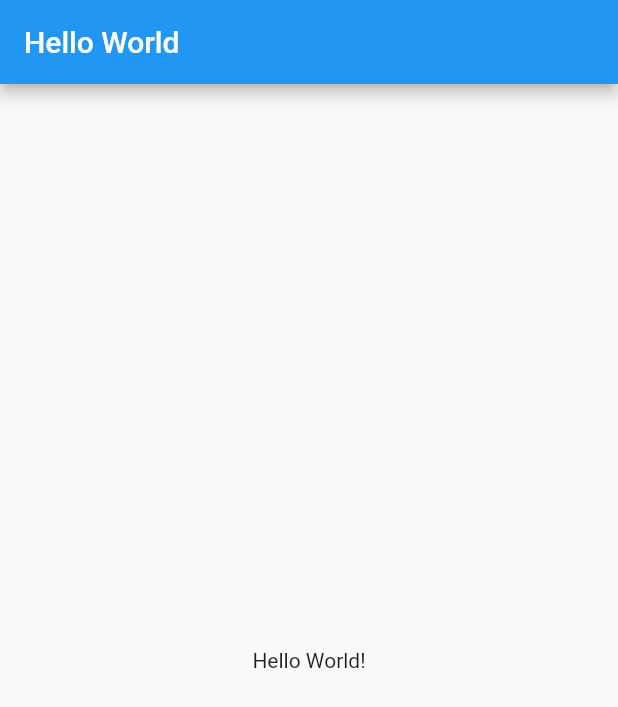
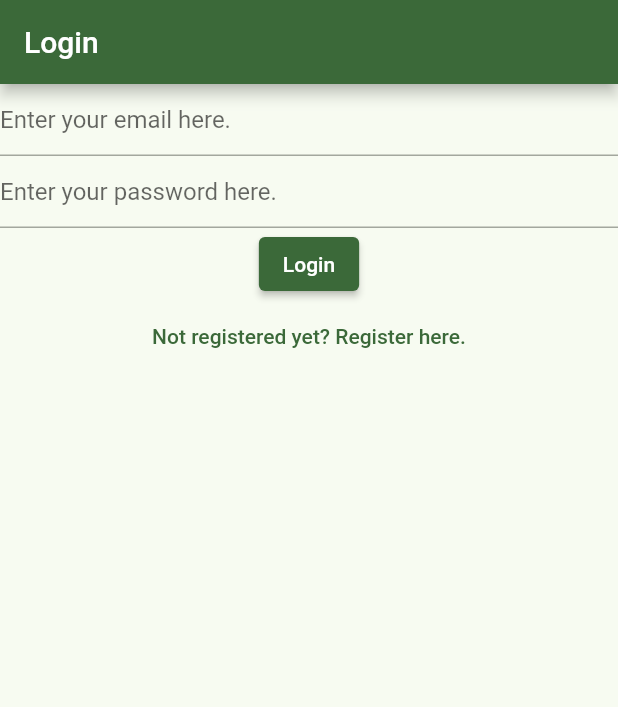
Before and after one commit to kumarbishnu/flutternotes, a Flutter app: the screen it shows after launch, on a phone screen of 412 x 824 dp. Shown: the top 707 px of the screen. Run offline on Flutter 3.47's test engine with Material 2 defaults, Android fonts, the phone set to English and light mode, and no system bars; our stand-ins replace firebase_auth, firebase_core; accounts and stored records are empty.

```diff
--- a/lib/main.dart
+++ b/lib/main.dart
@@ -1,27 +1,66 @@
+import 'package:firebase_auth/firebase_auth.dart';
+import 'package:firebase_core/firebase_core.dart';
 import 'package:flutter/material.dart';
+import 'package:flutternotes/firebase_options.dart';
+import 'package:flutternotes/views/notes_view.dart';
+import 'package:flutternotes/views/register_view.dart';
+import 'package:flutternotes/views/verify_email_view.dart';
 
-void main() {
-  runApp(const MyApp());
+import 'views/login_view.dart';
+
+void main() async {
+  WidgetsFlutterBinding.ensureInitialized();
+
+  await Firebase.initializeApp(
+    options: DefaultFirebaseOptions.currentPlatform
+  );
+
+  runApp(
+      MaterialApp(
+        title: 'Flutter Demo',
+        debugShowCheckedModeBanner: false,
+        theme: ThemeData(
+          colorSchemeSeed: Colors.green,
+        ),
+        routes: {
+          '/login': (context) => const LoginView(),
+          '/register': (context) => const RegisterView(),
+          '/verify': (context) => const VerifyEmailView(),
+          '/notes': (context) => const NotesView(),
+        },
+        home: const HomePage(),
+      )
+  );
 }
 
-class MyApp extends StatelessWidget {
-  const MyApp({Key? key}) : super(key: key);
+class HomePage extends StatefulWidget {
+  const HomePage({Key? key}) : super(key: key);
+
+  @override
+  State<HomePage> createState() => _HomePageState();
+}
+
+class _HomePageState extends State<HomePage> {
+
+  late final user;
+
+  @override
+  void initState() {
+    user = FirebaseAuth.instance.currentUser;
+    user?.reload();
+    super.initState();
+  }
 
   @override
   Widget build(BuildContext context) {
-    return MaterialApp(
-      title: 'Flutter Demo',
-      theme: ThemeData(
-        primarySwatch: Colors.blue,
-      ),
-      home: Scaffold(
-        appBar: AppBar(
-          title: const Text('Hello World'),
-        ),
-        body: const Center(
-          child: Text('Hello World!'),
-        ),
-      ),
-    );
+
+    if (user == null) {
+      return const LoginView();
+    } else if (!user.emailVerified) {
+      return const VerifyEmailView();
+    }
+
+    // return const LoginView();
+    return const NotesView();
   }
 }
--- /dev/null
+++ b/lib/views/login_view.dart
@@ -0,0 +1,89 @@
+import 'package:firebase_auth/firebase_auth.dart';
+import 'package:flutter/material.dart';
+
+class LoginView extends StatefulWidget {
+  const LoginView({Key? key}) : super(key: key);
+
+  @override
+  State<LoginView> createState() => _LoginViewState();
+}
+
+class _LoginViewState extends State<LoginView> {
+
+  late final TextEditingController _emailController;
+  late final TextEditingController _passwordController;
+
+  @override
+  void initState() {
+    _emailController = TextEditingController();
+    _passwordController = TextEditingController();
+    super.initState();
+  }
+
+  @override
+  void dispose() {
+    _emailController.dispose();
+    _passwordController.dispose();
+    super.dispose();
+  }
+
+  void _login() async {
+    final email = _emailController.text;
+    final password = _passwordController.text;
+
+    try {
+      final userCredential = await FirebaseAuth.instance.signInWithEmailAndPassword(
+          email: email,
+          password: password
+      );
+      print('User Credential: $userCredential');
+      Navigator.pushNamedAndRemoveUntil(context, '/notes', (route) => false);
+    } on FirebaseAuthException catch (e) {
+      if (e.code == 'user-not-found') {
+        print('User not found.');
+      } else if (e.code == 'wrong-password') {
+        print('Wrong password');
+      }
+    }
+
+  }
+
+  @override
+  Widget build(BuildContext context) {
+    return Scaffold(
+      appBar: AppBar(
+        title: const Text('Login'),
+      ),
+      body: Column(
+        children: [
+          TextField(
+            controller: _emailController,
+            enableSuggestions: false,
+            autocorrect: false,
+            keyboardType: TextInputType.emailAddress,
+            decoration: const InputDecoration(
+              hintText: 'Enter your email here.'
+            ),
+          ),
+          TextField(
+            controller: _passwordController,
+            obscureText: true,
+            enableSuggestions: false,
+            autocorrect: false,
+            decoration: const InputDecoration(
+              hintText: 'Enter your password here.',
+            ),
+          ),
+          ElevatedButton(
+            onPressed: _login,
+            child: const Text('Login'),
+          ),
+          TextButton(
+            onPressed: () => {Navigator.pushNamedAndRemoveUntil(context, '/register', (route) => false)},
+            child: const Text('Not registered yet? Register here.'),
+          ),
+        ],
+      ),
+    );
+  }
+}
--- /dev/null
+++ b/lib/views/register_view.dart
@@ -0,0 +1,90 @@
+import 'package:firebase_auth/firebase_auth.dart';
+import 'package:flutter/material.dart';
+
+class RegisterView extends StatefulWidget {
+  const RegisterView({Key? key}) : super(key: key);
+
+  @override
+  State<RegisterView> createState() => _RegisterViewState();
+}
+
+class _RegisterViewState extends State<RegisterView> {
+
+  late final TextEditingController _emailController;
+  late final TextEditingController _passwordController;
+
+  @override
+  void initState() {
+    _emailController = TextEditingController();
+    _passwordController = TextEditingController();
+    super.initState();
+  }
+
+  @override
+  void dispose() {
+    _emailController.dispose();
+    _passwordController.dispose();
+    super.dispose();
+  }
+
+  void _register() async {
+    final email = _emailController.text;
+    final password = _passwordController.text;
+
+    try {
+      final userCredential = await FirebaseAuth.instance.createUserWithEmailAndPassword(
+          email: email,
+          password: password
+      );
+      print('User Credential: $userCredential');
+    } on FirebaseAuthException catch (e) {
+      if (e.code == 'weak-password') {
+        print('Weak password');
+      } else if (e.code == 'email-already-in-use') {
+        print('Email already in use');
+      } else if (e.code == 'invalid-email') {
+        print('Invalid email');
+      }
+    }
+
+  }
+
+  @override
+  Widget build(BuildContext context) {
+    return Scaffold(
+      appBar: AppBar(
+        title: const Text('Register'),
+      ),
+      body: Column(
+        children: [
+          TextField(
+            controller: _emailController,
+            enableSuggestions: false,
+            autocorrect: false,
+            keyboardType: TextInputType.emailAddress,
+            decoration: const InputDecoration(
+                hintText: 'Enter your email here.'
+            ),
+          ),
+          TextField(
+            controller: _passwordController,
+            obscureText: true,
+            enableSuggestions: false,
+            autocorrect: false,
+            decoration: const InputDecoration(
+              hintText: 'Enter your password here.',
+            ),
+          ),
+          ElevatedButton(
+            onPressed: _register,
+            child: const Text('Register'),
+          ),
+          TextButton(
+            onPressed: () => {Navigator.pushNamedAndRemoveUntil(context, '/login', (route) => false)},
+            child: const Text('Already registered? Login here.'),
+          ),
+        ],
+      ),
+    );
+  }
+}
```
Also changed, not shown: lib/views/notes_view.dart (added, +72 -0 lines), lib/views/verify_email_view.dart (added, +35 -0 lines).
